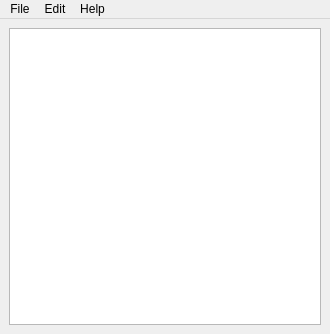
Above: playground/texteditor/ui/main.ui from pars-linux/uludag before the change. Below: the same form after it.
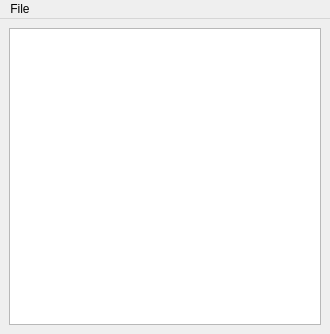
That is the form after the change. Icons and pictures are not drawn.

Diff of the .ui file:
```diff
--- a/playground/texteditor/ui/main.ui
+++ b/playground/texteditor/ui/main.ui
@@ -41,19 +41,7 @@
     <addaction name="separator"/>
     <addaction name="actionExit"/>
    </widget>
-   <widget class="QMenu" name="menuEdit">
-    <property name="title">
-     <string>Edit</string>
-    </property>
-   </widget>
-   <widget class="QMenu" name="menuHelp">
-    <property name="title">
-     <string>Help</string>
-    </property>
-   </widget>
    <addaction name="menuFile"/>
-   <addaction name="menuEdit"/>
-   <addaction name="menuHelp"/>
   </widget>
   <action name="actionNew">
    <property name="text">
```
Left out of the diff: 8 changed lines with no effect on the pictures.
